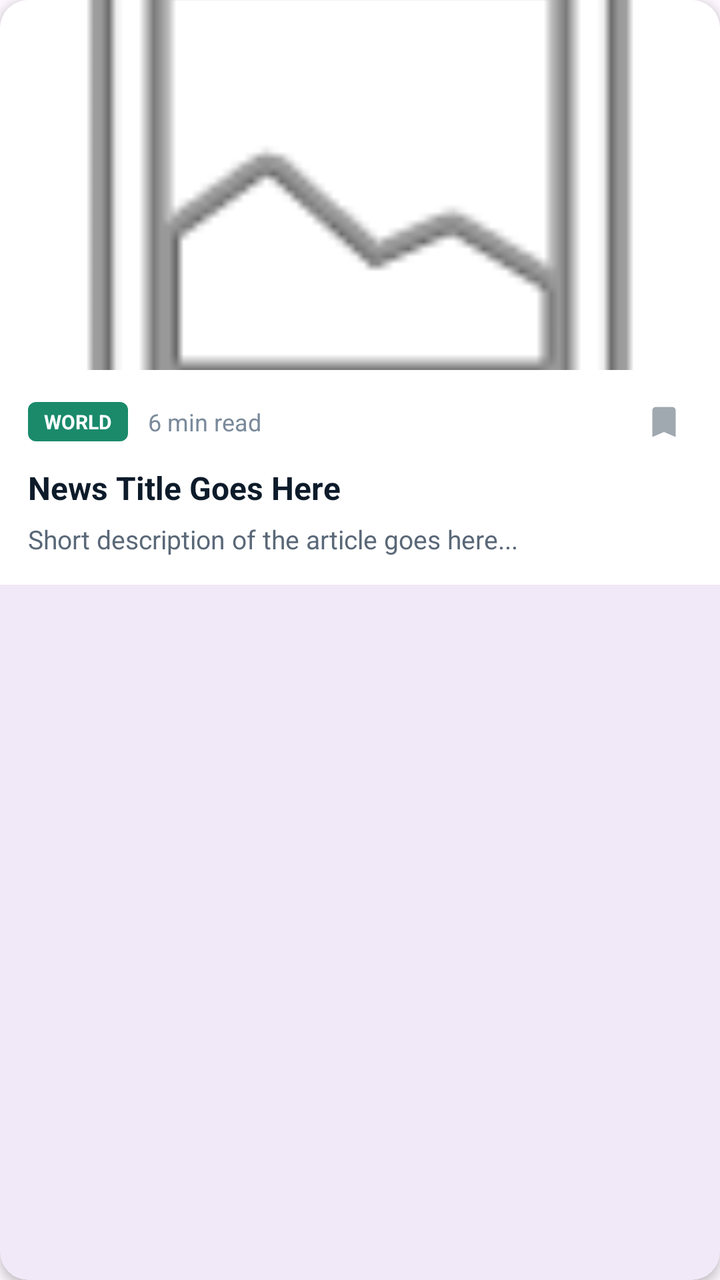
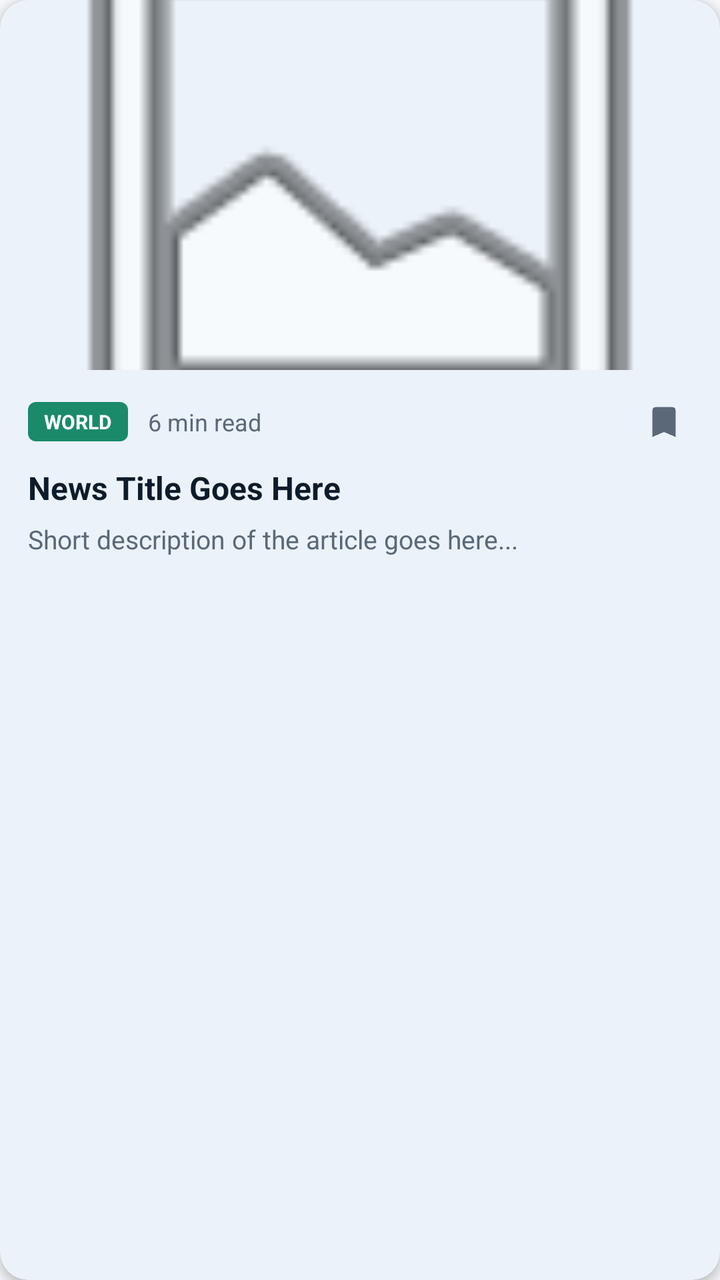

The first picture is an Android layout as it rendered before a commit; the second is the same layout after the commit. The layout source and the unified diff follow.
<!-- AndroidManifest.xml: application theme Theme.Kabarin -->
<!-- res/layout/item_news.xml -->
<?xml version="1.0" encoding="utf-8"?>
<com.google.android.material.card.MaterialCardView
    xmlns:android="http://schemas.android.com/apk/res/android"
    xmlns:app="http://schemas.android.com/apk/res-auto"
    android:layout_width="match_parent"
    android:layout_height="wrap_content"
    android:layout_marginBottom="16dp"
    app:cardCornerRadius="14dp"
    app:cardElevation="3dp"
    app:strokeWidth="0dp">

    <LinearLayout
        android:layout_width="match_parent"
        android:layout_height="wrap_content"
        android:orientation="vertical"
        android:background="#FFFFFF">

        
        <ImageView
            android:id="@+id/ivNewsImage"
            android:layout_width="match_parent"
            android:layout_height="185dp"
            android:scaleType="centerCrop"
            android:contentDescription="News image"
            android:src="@android:drawable/ic_menu_gallery" />

        
        <LinearLayout
            android:layout_width="match_parent"
            android:layout_height="wrap_content"
            android:orientation="vertical"
            android:paddingStart="14dp"
            android:paddingEnd="14dp"
            android:paddingTop="12dp"
            android:paddingBottom="14dp">

            
            <LinearLayout
                android:layout_width="match_parent"
                android:layout_height="wrap_content"
                android:orientation="horizontal"
                android:gravity="center_vertical"
                android:layout_marginBottom="8dp">

                <TextView
                    android:id="@+id/tvNewsCategory"
                    android:layout_width="wrap_content"
                    android:layout_height="wrap_content"
                    android:text="WORLD"
                    android:textSize="10sp"
                    android:textStyle="bold"
                    android:textColor="#FFFFFF"
                    android:background="@drawable/badge_category"
                    android:paddingStart="8dp"
                    android:paddingEnd="8dp"
                    android:paddingTop="3dp"
                    android:paddingBottom="3dp" />

                <TextView
                    android:id="@+id/tvReadTime"
                    android:layout_width="wrap_content"
                    android:layout_height="wrap_content"
                    android:text="6 min read"
                    android:textSize="12sp"
                    android:textColor="#7A8A9B"
                    android:layout_marginStart="10dp" />

                <View
                    android:layout_width="0dp"
                    android:layout_height="0dp"
                    android:layout_weight="1" />

                <ImageView
                    android:id="@+id/ivSave"
                    android:layout_width="28dp"
                    android:layout_height="28dp"
                    android:src="@drawable/ic_save"
                    android:padding="4dp"
                    android:background="?attr/selectableItemBackgroundBorderless"
                    android:contentDescription="Save news"
                    app:tint="#A0A8B0" />

            </LinearLayout>

            
            <TextView
                android:id="@+id/tvNewsTitle"
                android:layout_width="match_parent"
                android:layout_height="wrap_content"
                android:text="News Title Goes Here"
                android:textSize="16sp"
                android:textStyle="bold"
                android:textColor="#0D1B2A"
                android:maxLines="3"
                android:ellipsize="end"
                android:lineSpacingMultiplier="1.25"
                android:layout_marginBottom="6dp" />

            
            <TextView
                android:id="@+id/tvNewsDescription"
                android:layout_width="match_parent"
                android:layout_height="wrap_content"
                android:text="Short description of the article goes here..."
                android:textSize="13sp"
                android:textColor="#5A6878"
                android:maxLines="2"
                android:ellipsize="end"
                android:lineSpacingMultiplier="1.4" />

        </LinearLayout>
    </LinearLayout>

</com.google.android.material.card.MaterialCardView>
<!-- resources referenced by this layout -->
<resources>
  <!-- drawable badge_category (drawable) -->
  <?xml version="1.0" encoding="utf-8"?>
  <shape xmlns:android="http://schemas.android.com/apk/res/android"
      android:shape="rectangle">
      <solid android:color="#1A8A6B" />   
      <corners android:radius="4dp" />
  </shape>
  <!-- drawable ic_save (drawable) -->
  <vector xmlns:android="http://schemas.android.com/apk/res/android"
      android:width="24dp"
      android:height="24dp"
      android:viewportWidth="24"
      android:viewportHeight="24">
      <path
          android:fillColor="#FF000000"
          android:pathData="M17,3H7A2,2 0 0,0 5,5V21L12,18L19,21V5A2,2 0 0,0 17,3Z" />
  </vector>
  <style name="Theme.Kabarin" parent="Base.Theme.Kabarin" />
  <style name="Base.Theme.Kabarin" parent="Theme.Material3.DayNight.NoActionBar">
          
          
      </style>
</resources>

<!-- the commit's change to res/layout/item_news.xml (unified diff, before → after) -->
@@ -7,13 +7,13 @@
     android:layout_marginBottom="16dp"
     app:cardCornerRadius="14dp"
     app:cardElevation="3dp"
+    app:cardBackgroundColor="?attr/colorSurface"
     app:strokeWidth="0dp">
 
     <LinearLayout
         android:layout_width="match_parent"
         android:layout_height="wrap_content"
-        android:orientation="vertical"
-        android:background="#FFFFFF">
+        android:orientation="vertical">
 
         
         <ImageView
@@ -62,7 +62,7 @@
                     android:layout_height="wrap_content"
                     android:text="6 min read"
                     android:textSize="12sp"
-                    android:textColor="#7A8A9B"
+                    android:textColor="?attr/colorOnSurfaceVariant"
                     android:layout_marginStart="10dp" />
 
                 <View
@@ -78,7 +78,7 @@
                     android:padding="4dp"
                     android:background="?attr/selectableItemBackgroundBorderless"
                     android:contentDescription="Save news"
-                    app:tint="#A0A8B0" />
+                    app:tint="?attr/colorOnSurfaceVariant" />
 
             </LinearLayout>
 
@@ -90,7 +90,7 @@
                 android:text="News Title Goes Here"
                 android:textSize="16sp"
                 android:textStyle="bold"
-                android:textColor="#0D1B2A"
+                android:textColor="?attr/colorOnSurface"
                 android:maxLines="3"
                 android:ellipsize="end"
                 android:lineSpacingMultiplier="1.25"
@@ -103,7 +103,7 @@
                 android:layout_height="wrap_content"
                 android:text="Short description of the article goes here..."
                 android:textSize="13sp"
-                android:textColor="#5A6878"
+                android:textColor="?attr/colorOnSurfaceVariant"
                 android:maxLines="2"
                 android:ellipsize="end"
                 android:lineSpacingMultiplier="1.4" />
<!-- resource entries referenced after the edit -->
@@ -19,8 +19,15 @@
   </vector>
   <style name="Theme.Kabarin" parent="Base.Theme.Kabarin" />
   <style name="Base.Theme.Kabarin" parent="Theme.Material3.DayNight.NoActionBar">
-          
-          
+          <item name="colorPrimary">#1565C0</item>
+          <item name="colorOnPrimary">#FFFFFF</item>
+          <item name="colorPrimaryContainer">#D0E4F7</item>
+  
+          <item name="android:windowBackground">#F5F7FA</item>
+          <item name="colorSurface">#FFFFFF</item>
+          <item name="colorOnSurface">#0D1B2A</item>
+          <item name="colorOnSurfaceVariant">#5A6878</item>
+          <item name="colorOutline">#E8ECF0</item>
       </style>
 </resources>
 
